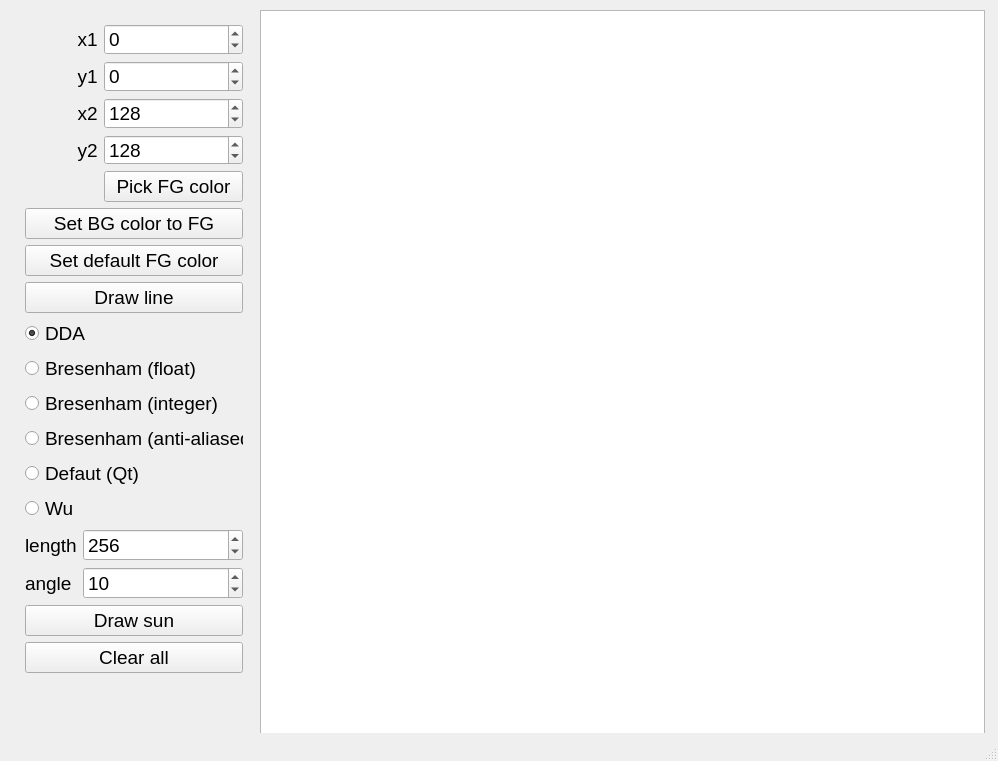
Above: lab03/mainwindow.ui from wcdbmv/CG before the change. Below: the same form after it.
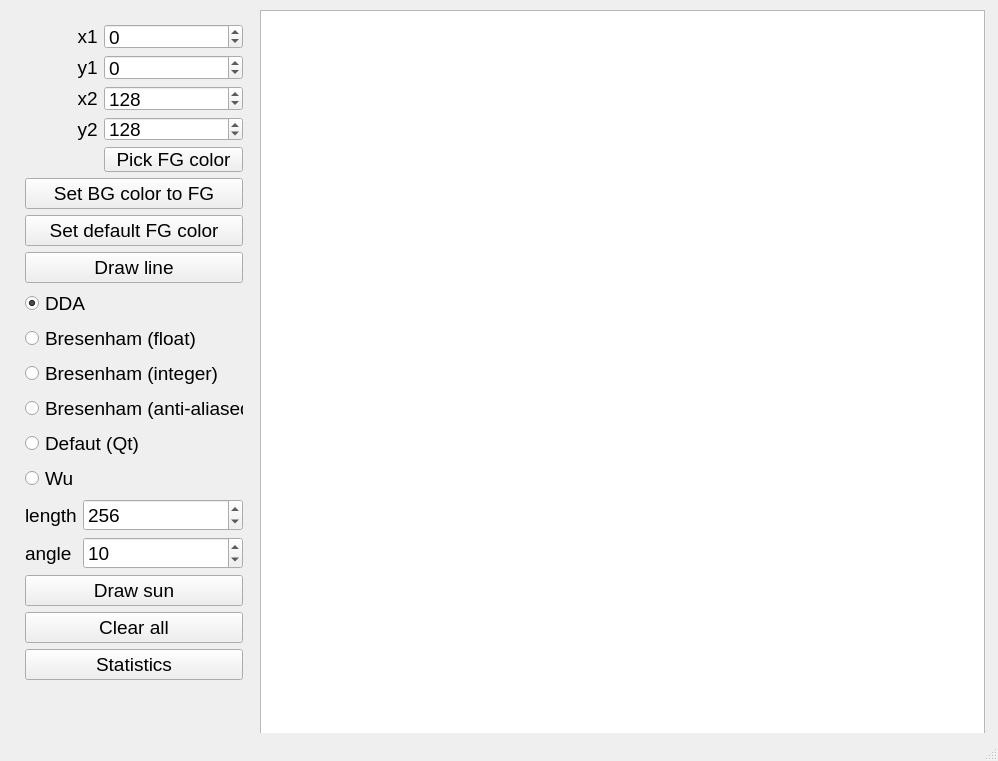
That is the form after the change.

```diff
--- a/lab03/mainwindow.ui
+++ b/lab03/mainwindow.ui
@@ -25,7 +25,7 @@
       <x>14</x>
       <y>13</y>
       <width>240</width>
-      <height>671</height>
+      <height>678</height>
      </rect>
     </property>
     <layout class="QVBoxLayout" name="verticalLayout">
@@ -251,6 +251,13 @@
        </property>
       </widget>
      </item>
+     <item>
+      <widget class="QPushButton" name="statisticsPushButton">
+       <property name="text">
+        <string>Statistics</string>
+       </property>
+      </widget>
+     </item>
     </layout>
    </widget>
    <widget class="QGraphicsView" name="graphicsView">
```
